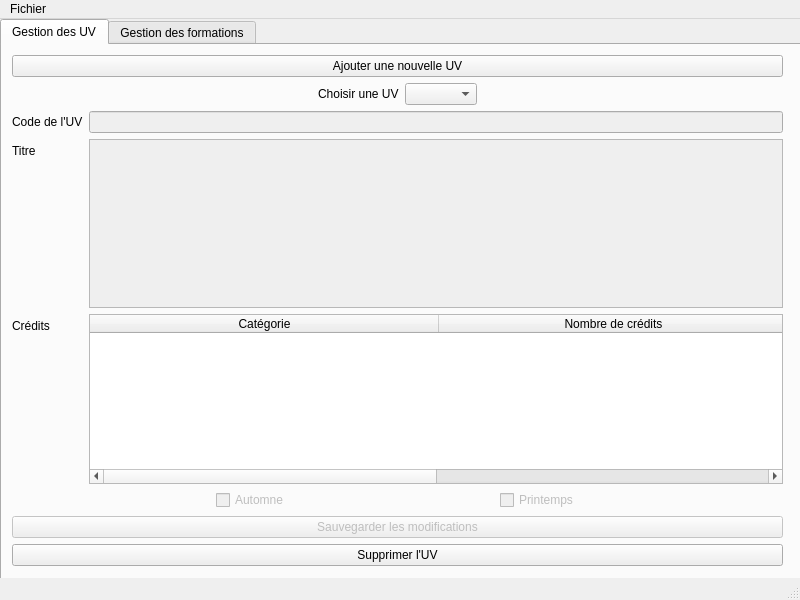
Clement-Fichmann/UTProfiler, file mainwindow.ui: the form before one commit.
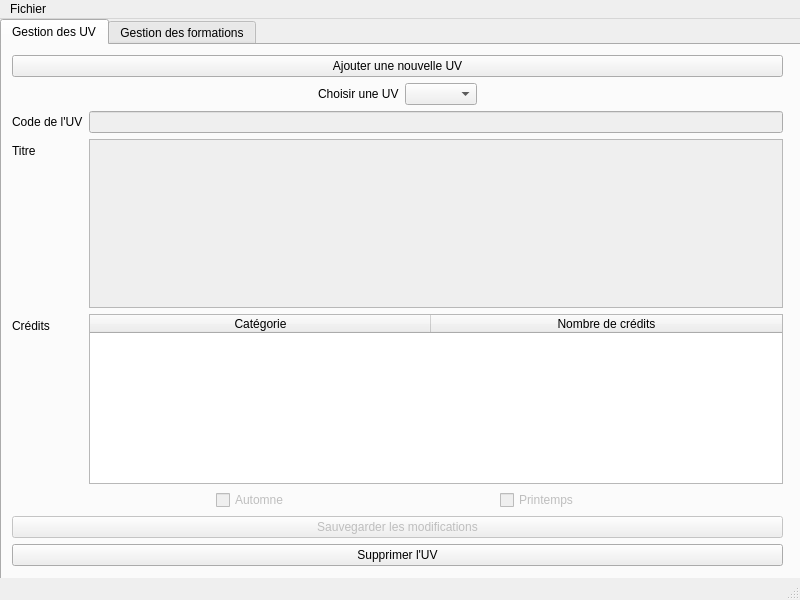
The form after the commit.

Commit message: Exit function fixed & UI changes & save function fixed

Patch:
```diff
--- a/mainwindow.ui
+++ b/mainwindow.ui
@@ -140,10 +140,10 @@
             <bool>true</bool>
            </property>
            <attribute name="horizontalHeaderDefaultSectionSize">
-            <number>349</number>
+            <number>341</number>
            </attribute>
            <attribute name="horizontalHeaderMinimumSectionSize">
-            <number>349</number>
+            <number>341</number>
            </attribute>
            <attribute name="horizontalHeaderStretchLastSection">
             <bool>true</bool>
```
The commit also changes 3 other files.
